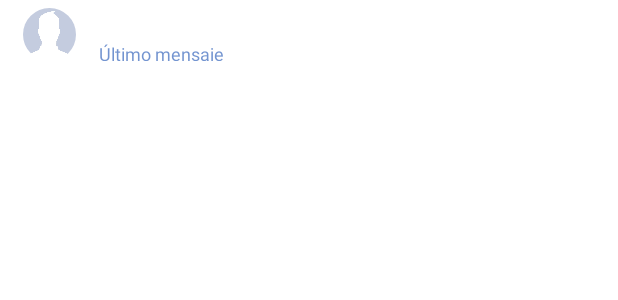
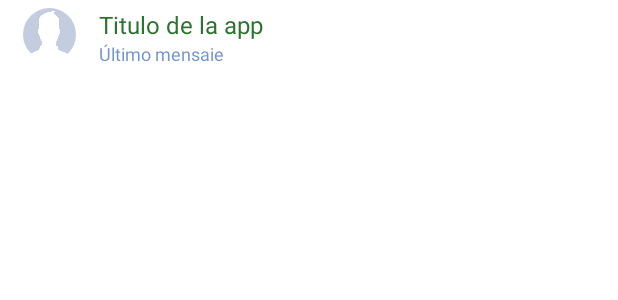
Before and after one commit to willifog/TFG_DAM, an Android app: the layout cardview_chats.xml on its own in the app's theme, with its tools: preview values and no code run, on a phone screen of 412 x 824 dp. Shown: the top 300 px of the screen. Run offline under Robolectric (Android 15) with nearby library versions, the phone set to English and light mode, and no system bars.

Commit message:
cambio textColor

```diff
--- a/app/src/main/res/layout/cardview_chats.xml
+++ b/app/src/main/res/layout/cardview_chats.xml
@@ -32,7 +32,7 @@
                 android:layout_height="wrap_content"
                 android:text="Titulo de la app"
                 android:maxLines="1"
-                android:textColor="@color/white"
+                android:textColor="#2C732F"
                 android:textSize="16dp"/>
 
             <TextView
```
Also changed, not shown: 21 other files.
